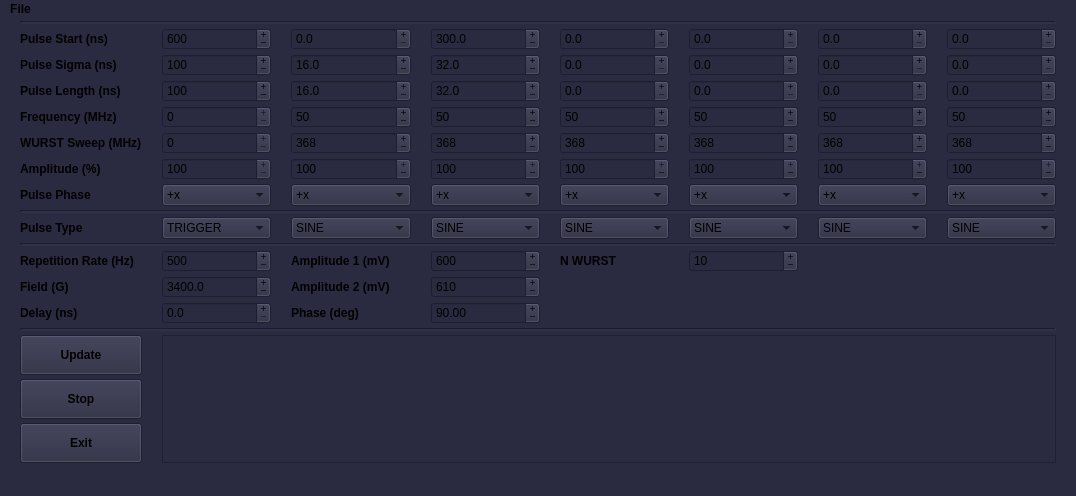
Old version of the form atomize/control_center/gui/awg_main_window.ui in the repository Anatoly1010/Atomize_NIOCH.
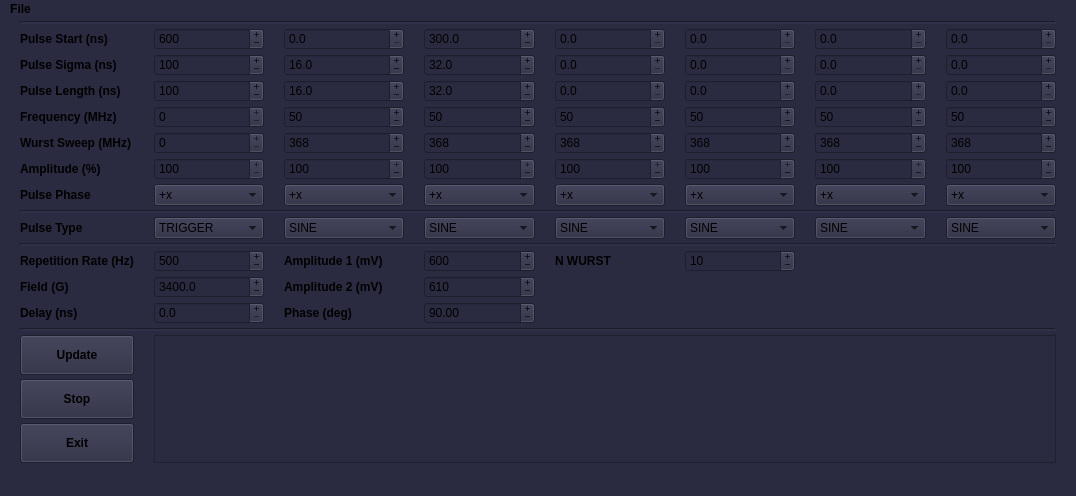
New version of the form.

```diff
--- a/atomize/control_center/gui/awg_main_window.ui
+++ b/atomize/control_center/gui/awg_main_window.ui
@@ -1000,7 +1000,7 @@
          </font>
         </property>
         <property name="text">
-         <string>WURST Sweep (MHz)</string>
+         <string>Wurst Sweep (MHz)</string>
         </property>
        </widget>
       </item>
```
Left out of the diff: 2 changed lines with no effect on the pictures.
